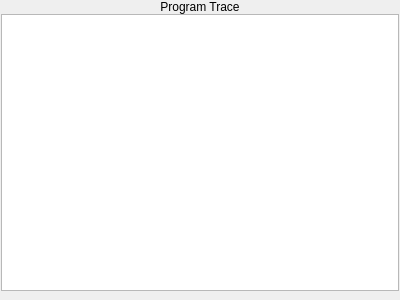
Before: the Qt Designer form pep9asm/asmprogramtracepane.ui in StanWarford/pep9suite, drawn with Qt 5.
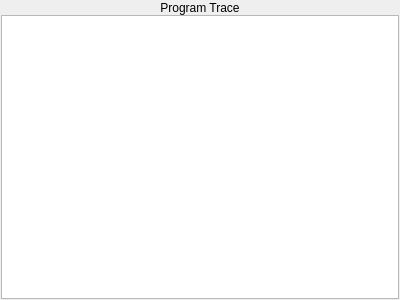
After: the same form once the commit is applied. Custom widgets are drawn as their Qt base class.

The edit to the form file:
```diff
--- a/pep9asm/asmprogramtracepane.ui
+++ b/pep9asm/asmprogramtracepane.ui
@@ -14,20 +14,17 @@
    <string>Form</string>
   </property>
   <layout class="QVBoxLayout" name="verticalLayout_2">
-   <property name="spacing">
-    <number>4</number>
-   </property>
    <property name="leftMargin">
     <number>1</number>
    </property>
    <property name="topMargin">
-    <number>0</number>
+    <number>1</number>
    </property>
    <property name="rightMargin">
     <number>1</number>
    </property>
    <property name="bottomMargin">
-    <number>9</number>
+    <number>1</number>
    </property>
    <item>
     <layout class="QVBoxLayout" name="verticalLayout">
```
